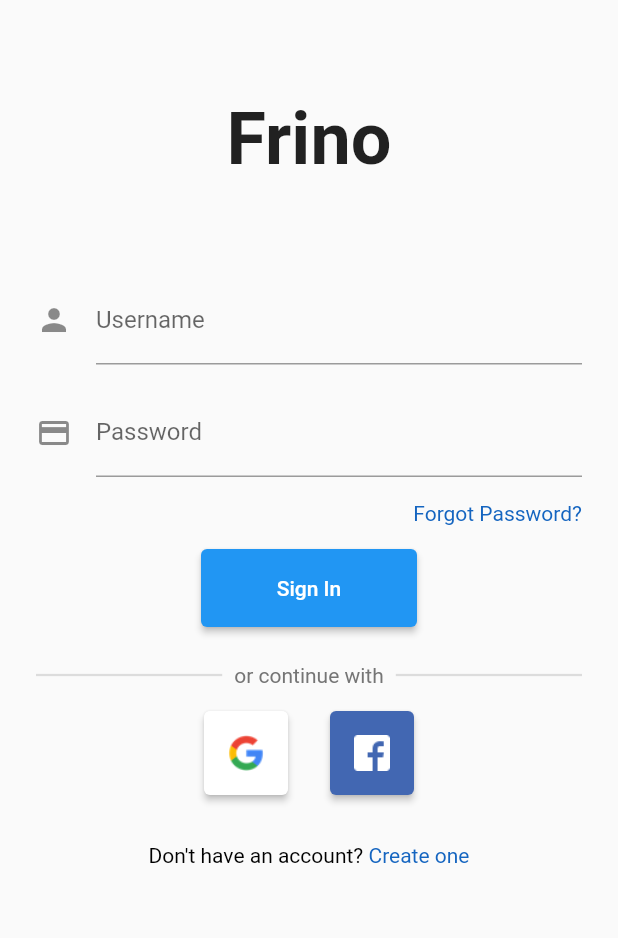
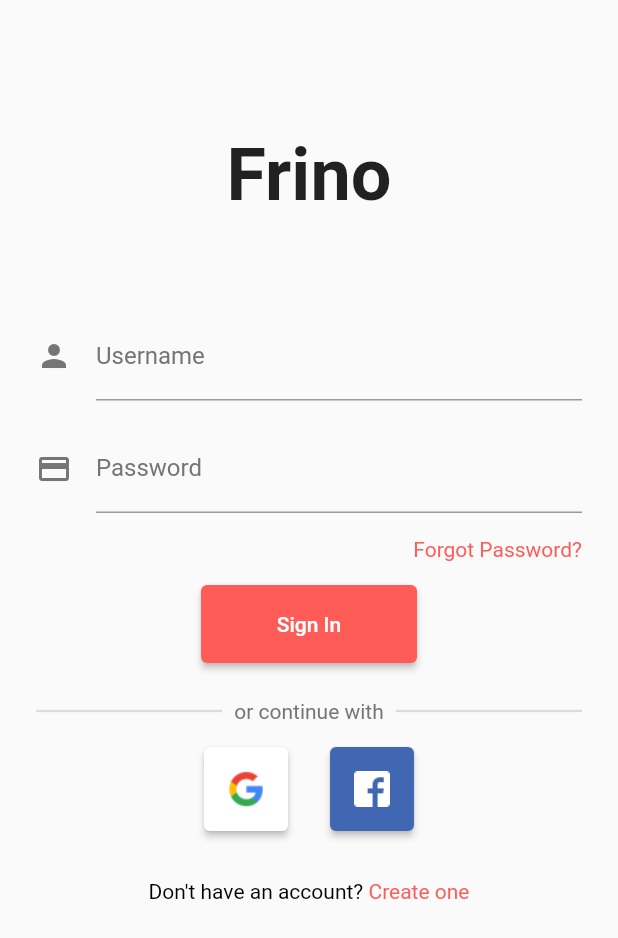
Before and after one commit to IsharMhzn/frino, a Flutter app: the screen it shows after launch, on a phone screen of 412 x 824 dp. Shown: the top 938 px of the screen. Run offline on Flutter 3.47's test engine with Material 2 defaults, Android fonts, the phone set to English and light mode, and no system bars; our stand-ins replace firebase_auth, firebase_core; accounts and stored records are empty.

Commit message:
Refactor code

```diff
--- a/lib/authentication/signin.dart
+++ /dev/null
@@ -1,203 +0,0 @@
-import 'package:flutter/gestures.dart';
-import 'package:flutter/material.dart';
-
-class SignInPage extends StatelessWidget {
-  const SignInPage({Key key}) : super(key: key);
-
-  @override
-  Widget build(BuildContext context) {
-    return SafeArea(
-      child: Scaffold(
-        body: _builtSignIn(),
-      ),
-    );
-  }
-
-  Widget _builtSignIn() {
-    return Padding(
-      padding: const EdgeInsets.all(16.0),
-      child: Column(
-        crossAxisAlignment: CrossAxisAlignment.stretch,
-        mainAxisAlignment: MainAxisAlignment.start,
-        children: [
-          SizedBox(
-            height: 48.0,
-          ),
-          Center(
-            child: Text(
-              "Frino",
-              style: TextStyle(
-                fontSize: 48,
-                fontWeight: FontWeight.w600,
-              ),
-              textAlign: TextAlign.center,
-            ),
-          ),
-          SizedBox(
-            height: 56.0,
-          ),
-          Padding(
-            padding: const EdgeInsets.all(8.0),
-            child: SignInForm(),
-          ),
-          textDivider("or continue with"),
-          _SignInButtons(),
-          SizedBox(
-            height: 32.0,
-          ),
-          Center(
-            child: RichText(
-                text: TextSpan(children: [
-              TextSpan(
-                  text: "Don't have an account? ",
-                  style: TextStyle(color: Colors.black)),
-              TextSpan(
-                  text: "Create one",
-                  recognizer: TapGestureRecognizer()
-                    ..onTap = () {
-                      print('The Create one button is clicked!');
-                    },
-                  style: TextStyle(
-                    color: Colors.blue[800],
-                  )),
-            ])),
-          )
-        ],
-      ),
-    );
-  }
-
-  // ignore: non_constant_identifier_names
-  Widget _SignInButtons() {
-    return Row(
-      mainAxisAlignment: MainAxisAlignment.center,
-      children: [
-        SizedBox(
-          height: 56,
-          width: 56,
-          child: ElevatedButton(
-            child: Image.asset("assets/images/google-logo.png"),
-            onPressed: () {},
-            style: ElevatedButton.styleFrom(
-              primary: Colors.white,
-            ),
-          ),
-        ),
-        SizedBox(
-          width: 28,
-        ),
-        SizedBox(
-          height: 56,
-          width: 56,
-          child: ElevatedButton(
-            child: Image.asset("assets/images/facebook-logo.png"),
-            onPressed: () {},
-            style: ElevatedButton.styleFrom(
-              primary: Color(0xff4267B2),
-            ),
-          ),
-        )
-      ],
-    );
-  }
-
-  Widget textDivider(String text) {
-    return Padding(
-      padding: const EdgeInsets.all(8.0),
-      child: Row(
-        children: [
-          Expanded(
-            child: Divider(
-              thickness: 1.5,
-            ),
-          ),
-          Padding(
-            padding: const EdgeInsets.all(8.0),
-            child: Text(
-              text,
-              style: TextStyle(color: Colors.grey[600]),
-            ),
-          ),
-          Expanded(
-            child: Divider(
-              thickness: 1.5,
-            ),
-          ),
-        ],
-      ),
-    );
-  }
-}
-
-class SignInForm extends StatefulWidget {
-  const SignInForm({Key key}) : super(key: key);
-
-  @override
-  _SignInFormState createState() => _SignInFormState();
-}
-
-class _SignInFormState extends State<SignInForm> {
-  final _formKey = GlobalKey<_SignInFormState>();
-
-  @override
-  Widget build(BuildContext context) {
-    return Form(
-      key: _formKey,
-      child: Column(
-        children: [
-          TextFormField(
-            decoration: InputDecoration(
-              icon: Icon(Icons.person),
-              labelText: "Username",
-            ),
-            validator: (value) {
-              if (value == null || value == '') {
-                return "Please enter the user credentials...";
-              }
-              return null;
-            },
-          ),
-          SizedBox(height: 16),
-          TextFormField(
-            decoration: InputDecoration(
-              icon: Icon(Icons.credit_card),
-              labelText: "Password",
-            ),
-            validator: (value) {
-              if (value == null || value == '') {
-                return "Please enter the user credentials...";
-              }
-              return null;
-            },
-          ),
-          SizedBox(
-            height: 16.0,
-          ),
-          GestureDetector(
-            onTap: () {},
-            child: Align(
-              alignment: Alignment.centerRight,
-              child: Container(
-                child: Text(
-                  "Forgot Password?",
-                  style: TextStyle(color: Colors.blue[800]),
-                ),
-              ),
-            ),
-          ),
-          SizedBox(
-            height: 16.0,
-          ),
-          SizedBox(
-            height: 52.0,
-            width: 144,
-            child: ElevatedButton(
-              onPressed: () {},
-              child: Text("Sign In"),
-            ),
-          )
-        ],
-      ),
-    );
-  }
-}
--- /dev/null
+++ b/lib/authentication/signin/signin_page.dart
@@ -0,0 +1,72 @@
+import 'package:flutter/gestures.dart';
+import 'package:flutter/material.dart';
+import 'package:frino/palette.dart';
+import 'package:frino/authentication/signin/signin_widgets.dart';
+
+class SignInPage extends StatelessWidget {
+  const SignInPage({Key key}) : super(key: key);
+
+  @override
+  Widget build(BuildContext context) {
+    return SafeArea(
+      child: Scaffold(
+        body: _builtSignIn(),
+        // backgroundColor: Colors.white,
+      ),
+    );
+  }
+
+  Widget _builtSignIn() {
+    return Padding(
+      padding: const EdgeInsets.all(16.0),
+      child: Column(
+        crossAxisAlignment: CrossAxisAlignment.stretch,
+        mainAxisAlignment: MainAxisAlignment.start,
+        children: [
+          SizedBox(
+            height: 72.0,
+          ),
+          Center(
+            child: Text(
+              "Frino",
+              style: TextStyle(
+                fontSize: 48,
+                fontWeight: FontWeight.w600,
+              ),
+              textAlign: TextAlign.center,
+            ),
+          ),
+          SizedBox(
+            height: 56.0,
+          ),
+          Padding(
+            padding: const EdgeInsets.all(8.0),
+            child: SignInForm(),
+          ),
+          textDivider("or continue with"),
+          signInButtons(),
+          SizedBox(
+            height: 32.0,
+          ),
+          Center(
+            child: RichText(
+                text: TextSpan(children: [
+              TextSpan(
+                  text: "Don't have an account? ",
+                  style: TextStyle(color: Colors.black)),
+              TextSpan(
+                  text: "Create one",
+                  recognizer: TapGestureRecognizer()
+                    ..onTap = () {
+                      print('The Create one button is clicked!');
+                    },
+                  style: TextStyle(
+                    color: primaryColor,
+                  )),
+            ])),
+          )
+        ],
+      ),
+    );
+  }
+}
--- /dev/null
+++ b/lib/authentication/signin/signin_services.dart
@@ -0,0 +1,9 @@
+import 'package:firebase_auth/firebase_auth.dart';
+import 'package:firebase_core/firebase_core.dart';
+
+void signInAnonymously() async {
+  await Firebase.initializeApp();
+
+  final userRes = await FirebaseAuth.instance.signInAnonymously();
+  print("${userRes.user.uid}");
+}
--- /dev/null
+++ b/lib/authentication/signin/signin_widgets.dart
@@ -0,0 +1,188 @@
+import 'package:flutter/material.dart';
+import 'package:frino/authentication/signin/signin_services.dart';
+import 'package:frino/palette.dart';
+
+// ignore: non_constant_identifier_names
+// Google and Facebook SignIn buttons
+Widget signInButtons() {
+  return Row(
+    mainAxisAlignment: MainAxisAlignment.center,
+    children: [
+      SizedBox(
+        height: 56,
+        width: 56,
+        child: ElevatedButton(
+          child: Image.asset("assets/images/google-logo.png"),
+          onPressed: () {},
+          style: ElevatedButton.styleFrom(
+            primary: Colors.white,
+          ),
+        ),
+      ),
+      SizedBox(
+        width: 28,
+      ),
+      SizedBox(
+        height: 56,
+        width: 56,
+        child: ElevatedButton(
+          child: Image.asset("assets/images/facebook-logo.png"),
+          onPressed: () {},
+          style: ElevatedButton.styleFrom(
+            primary: Color(0xff4267B2),
+          ),
+        ),
+      )
+    ],
+  );
+}
+
+// Text Divider between signin containers
+Widget textDivider(String text) {
+  return Padding(
+    padding: const EdgeInsets.all(8.0),
+    child: Row(
+      children: [
+        Expanded(
+          child: Divider(
+            thickness: 1.5,
+          ),
+        ),
+        Padding(
+          padding: const EdgeInsets.all(8.0),
+          child: Text(
+            text,
+            style: TextStyle(color: Colors.grey[600]),
+          ),
+        ),
+        Expanded(
+          child: Divider(
+            thickness: 1.5,
+          ),
+        ),
+      ],
+    ),
+  );
+}
+
+// SignIn Form
+class SignInForm extends StatefulWidget {
+  const SignInForm({Key key}) : super(key: key);
+
+  @override
+  _SignInFormState createState() => _SignInFormState();
+}
+
+class _SignInFormState extends State<SignInForm> {
+  final _formKey = GlobalKey<_SignInFormState>();
+  FocusNode usernamefocusNode = new FocusNode();
+  FocusNode passwordfocusNode = new FocusNode();
+
+  @override
+  void initState() {
+    super.initState();
+  }
+
+  void requestusernameFocus() {
+    setState(() {
+      FocusScope.of(context).requestFocus(usernamefocusNode);
+    });
+  }
+
+  void requestpasswdFocus() {
+    setState(() {
+      FocusScope.of(context).requestFocus(passwordfocusNode);
+    });
+  }
+
+  @override
+  Widget build(BuildContext context) {
+    return Form(
+      key: _formKey,
+      child: Column(
+        children: [
+          TextFormField(
+            cursorColor: primaryColor,
+            focusNode: usernamefocusNode,
+            onTap: requestusernameFocus,
+            decoration: InputDecoration(
+              icon: Icon(Icons.person,
+                  color: usernamefocusNode.hasFocus
+                      ? primaryColor
+                      : Colors.grey[600]),
+              labelText: "Username",
+              labelStyle: TextStyle(
+                  color: usernamefocusNode.hasFocus
+                      ? primaryColor
+                      : Colors.grey[600]),
+              focusedBorder: UnderlineInputBorder(
+                borderSide: BorderSide(color: primaryColor),
+              ),
+            ),
+            validator: (value) {
+              if (value == null || value == '') {
+                return "Please enter the user credentials...";
+              }
+              return null;
+            },
+          ),
+          SizedBox(height: 16),
+          TextFormField(
+            cursorColor: primaryColor,
+            focusNode: passwordfocusNode,
+            onTap: requestpasswdFocus,
+            decoration: InputDecoration(
+              icon: Icon(
+                Icons.credit_card,
+                color: passwordfocusNode.hasFocus
+                    ? primaryColor
+                    : Colors.grey[600],
+              ),
+              labelText: "Password",
+              labelStyle: TextStyle(
+                  color: passwordfocusNode.hasFocus
+                      ? primaryColor
+                      : Colors.grey[600]),
+              focusedBorder: UnderlineInputBorder(
+                borderSide: BorderSide(color: primaryColor),
+              ),
+            ),
+            validator: (value) {
+              if (value == null || value == '') {
+                return "Please enter the user credentials...";
+              }
+              return null;
+            },
+          ),
+          SizedBox(
+            height: 16.0,
+          ),
+          GestureDetector(
+            onTap: () {},
+            child: Align(
+              alignment: Alignment.centerRight,
+              child: Container(
+                child: Text(
+                  "Forgot Password?",
+                  style: TextStyle(color: primaryColor),
+                ),
+              ),
+            ),
+          ),
+          SizedBox(
+            height: 16.0,
+          ),
+          SizedBox(
+            height: 52.0,
+            width: 144,
+            child: ElevatedButton(
+              style: ElevatedButton.styleFrom(primary: primaryColor),
+              onPressed: signInAnonymously,
+              child: Text("Sign In"),
+            ),
+          )
+        ],
+      ),
+    );
+  }
+}
--- a/lib/main.dart
+++ b/lib/main.dart
@@ -1,5 +1,5 @@
 import 'package:flutter/material.dart';
-import 'package:frino/authentication/signin.dart';
+import 'package:frino/authentication/signin/signin_page.dart';
 
 void main() {
   runApp(FrinoApp());
--- /dev/null
+++ b/lib/palette.dart
@@ -0,0 +1,3 @@
+import 'package:flutter/material.dart';
+
+final primaryColor = Color(0xFFFF5C58);
--- a/pubspec.yaml
+++ b/pubspec.yaml
@@ -29,6 +29,7 @@ dependencies:
   # Use with the CupertinoIcons class for iOS style icons.
   cupertino_icons: ^1.0.2
   firebase_auth: ^3.1.1
+  firebase_core: ^1.6.0
 
 dev_dependencies:
   flutter_test:
```
Also changed, not shown: pubspec.lock, 2 other files.
